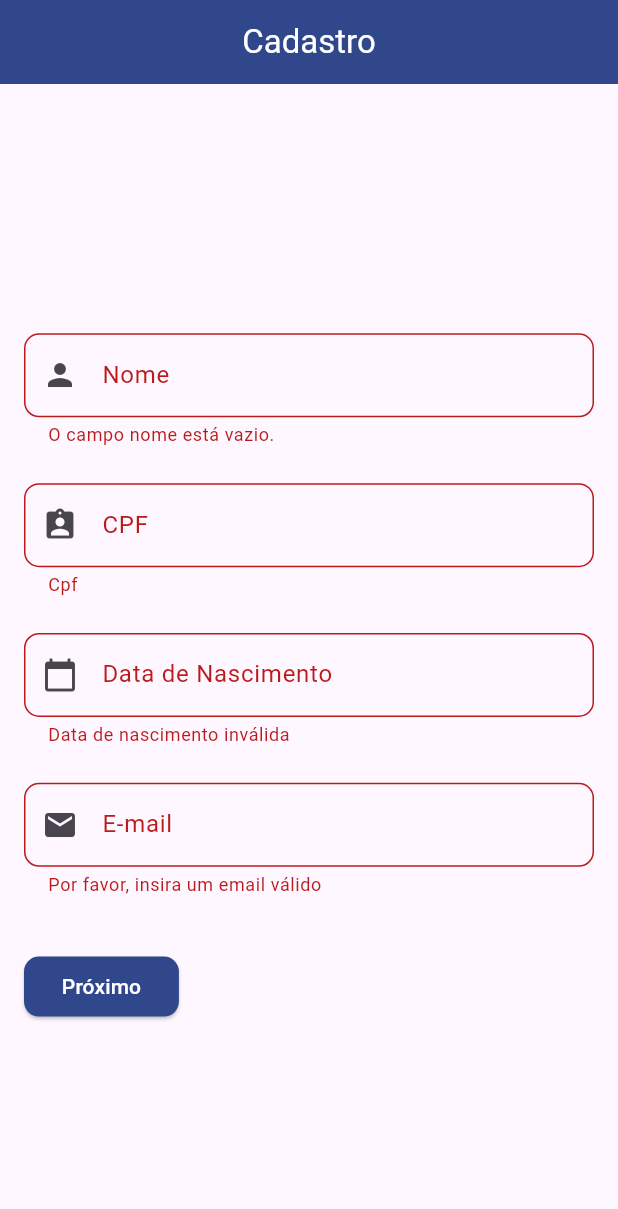
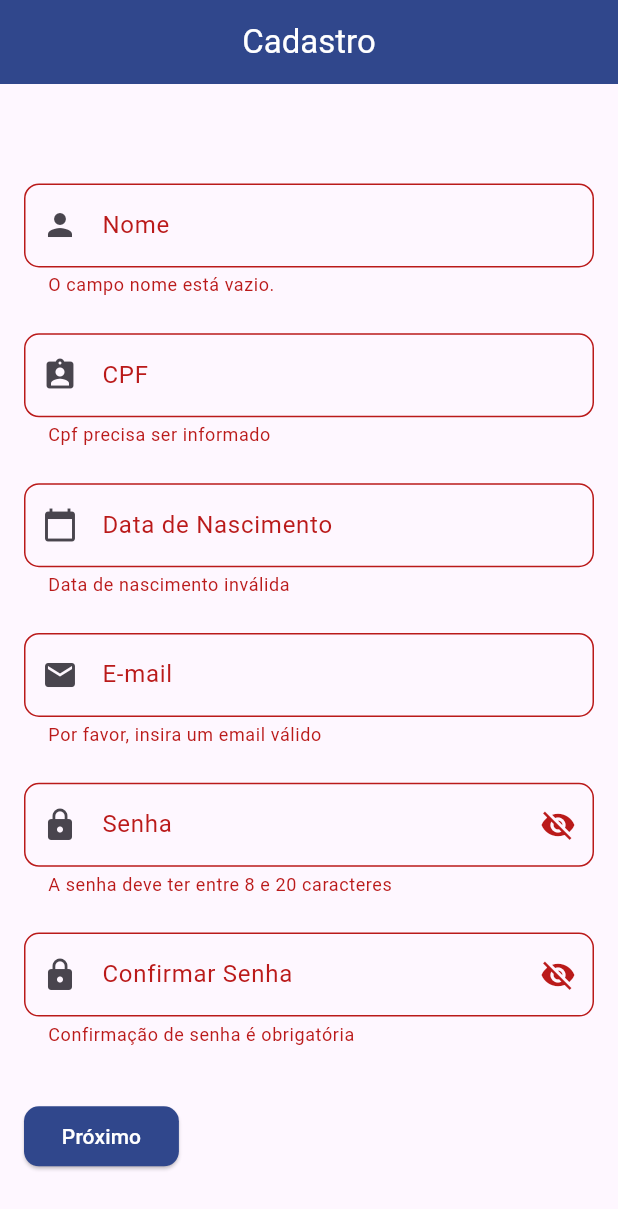
Before and after one commit to GrrMoura/PermutaBrasilBackup, a Flutter app: the CadastroScreen screen opened by its route, after a tap on "Próximo", on a phone screen of 412 x 824 dp. Shown: the top 1209 px of the screen. Run offline on Flutter 3.47's test engine with Material 3 defaults, Android fonts, the phone set to English and light mode, and no system bars; our stand-ins replace connectivity_plus, convex_bottom_bar, dio, dropdown_button2, flutter_screenutil, go_router and 5 more; accounts and stored records are empty; network calls fail.

Commit message:
Mudanças: nas funções controller de estado e user, criação da model  estado e estado instituicoes. Modificações nos builds para senha e confirmar senha

```diff
--- a/lib/controller/estado_controller.dart
+++ b/lib/controller/estado_controller.dart
@@ -1,28 +1,34 @@
 import 'package:flutter/material.dart';
 import 'package:dio/dio.dart';
+import 'package:permuta_brasil/models/estado_instituicoes_model.dart';
 import 'package:permuta_brasil/models/estado_model.dart';
+import 'package:permuta_brasil/models/instituicao_model.dart';
 import 'package:permuta_brasil/services/estado_service.dart';
 import 'package:permuta_brasil/utils/app_snack_bar.dart';
 import 'package:permuta_brasil/services/dispositivo_service.dart';
 
 class EstadoController {
-  static Future<List<EstadoModel>> getEstados(BuildContext context) async {
+  static Future<EstadosEInstituicoes> getEstados(BuildContext context) async {
     await _verificarConexao(context);
 
     try {
       Response response = await EstadoService.getEstados();
 
       if (response.statusCode == 200) {
-        List<dynamic> data = response.data['estados'];
-        List<EstadoModel> estados = EstadoModel.fromJsonList(data);
-        return estados;
+        List<EstadoModel> estados =
+            EstadoModel.fromJsonList(response.data['estados']);
+        List<InstituicaoModel> instituicoes =
+            InstituicaoModel.fromJsonList(response.data['instituicoes']);
+
+        return EstadosEInstituicoes(
+            estados: estados, instituicoes: instituicoes);
       } else {
         _handleResponse(context, response);
-        return [];
+        return EstadosEInstituicoes(estados: [], instituicoes: []);
       }
     } catch (e) {
       debugPrint('Erro: $e');
-      return [];
+      return EstadosEInstituicoes(estados: [], instituicoes: []);
     }
   }
 
--- a/lib/controller/user_controller.dart
+++ b/lib/controller/user_controller.dart
@@ -2,7 +2,6 @@
 
 import 'package:flutter/material.dart';
 import 'package:go_router/go_router.dart';
-import 'package:permuta_brasil/models/autenticao_model.dart';
 import 'package:permuta_brasil/models/recuperar_senha_model.dart';
 import 'package:permuta_brasil/models/usuario_model.dart';
 import 'package:permuta_brasil/rotas/app_screens_path.dart';
--- /dev/null
+++ b/lib/models/estado_instituicoes_model.dart
@@ -0,0 +1,12 @@
+import 'package:permuta_brasil/models/estado_model.dart';
+import 'package:permuta_brasil/models/instituicao_model.dart';
+
+class EstadosEInstituicoes {
+  final List<EstadoModel> estados;
+  final List<InstituicaoModel> instituicoes;
+
+  EstadosEInstituicoes({
+    required this.estados,
+    required this.instituicoes,
+  });
+}
--- /dev/null
+++ b/lib/models/instituicao_model.dart
@@ -0,0 +1,36 @@
+class InstituicaoModel {
+  final int id;
+  final String nome;
+  final String sigla;
+
+  InstituicaoModel({
+    required this.id,
+    required this.nome,
+    required this.sigla,
+  });
+
+  factory InstituicaoModel.fromJson(Map<String, dynamic> json) {
+    return InstituicaoModel(
+      id: json['id'] as int,
+      nome: json['name'] as String,
+      sigla: json['sigla'] as String,
+    );
+  }
+
+  Map<String, dynamic> toJson() {
+    return {
+      'id': id,
+      'name': nome,
+      'sigla': sigla,
+    };
+  }
+
+  static List<InstituicaoModel> fromJsonList(List<dynamic> jsonList) {
+    return jsonList.map((json) => InstituicaoModel.fromJson(json)).toList();
+  }
+
+  static List<Map<String, dynamic>> toJsonList(
+      List<InstituicaoModel> instituicoes) {
+    return instituicoes.map((instituicao) => instituicao.toJson()).toList();
+  }
+}
--- a/lib/models/sessao_model.dart
+++ b/lib/models/sessao_model.dart
@@ -35,7 +35,7 @@ class Sessao {
     List<String> permissoesStrings =
         permissoes.map((perm) => perm.permissao).toList();
     prefs.setStringList("regrasAcesso", permissoesStrings);
-    prefs.setString("cpf", model.login!);
+    prefs.setString("email", model.login!);
   }
 }
 
--- a/lib/models/usuario_model.dart
+++ b/lib/models/usuario_model.dart
@@ -2,10 +2,12 @@ class UsuarioModel {
   String? nome;
   String? email;
   String? cpf;
+  String? senha;
+  String? confirmarSenha;
   DateTime? dataNascimento;
   int? estadoOrigemId;
   DateTime? dataInclusao;
-  List<int>? instituicoesId;
+  int? instituicaoId;
 
   //File? identidadeFuncional;
 
@@ -13,21 +15,24 @@ class UsuarioModel {
       {this.cpf,
       //  this.identidadeFuncional,
       this.dataNascimento,
-      this.instituicoesId,
+      this.instituicaoId,
       this.estadoOrigemId,
       this.email,
       this.dataInclusao,
+      this.confirmarSenha,
+      this.senha,
       this.nome});
 
   Map<String, dynamic> toJson() => {
         'cpf': cpf,
         //  'identidadeFuncional': identidadeFuncional,
         'dataNascimento': dataNascimento!.toIso8601String(),
-        'instituicoesId': instituicoesId,
+        'instituicaoId': instituicaoId,
         'estadoOrigemId': estadoOrigemId,
         'email': email,
         'dataInclusao': dataInclusao!.toIso8601String(),
         'nome': nome,
+        'senha': senha
       };
 
   static UsuarioModel fromJson(Map<String, dynamic> json) {
@@ -36,8 +41,9 @@ class UsuarioModel {
       nome: json['nome'],
       // identidadeFuncional: json['identidadeFuncional'],
       dataNascimento: DateTime.parse(json['dataNascimento']),
-      instituicoesId: List<int>.from(json['instituicoesId'] ?? []),
+      //  instituicoesId: List<int>.from(json['instituicoesId'] ?? []),
       estadoOrigemId: json['estadoOrigemId'],
+      instituicaoId: json['instituicaoId'],
       email: json['email'],
       dataInclusao: DateTime.parse(json['dataInclusao']),
     );
--- a/lib/rotas/app_rotas.dart
+++ b/lib/rotas/app_rotas.dart
@@ -1,6 +1,7 @@
 import 'package:go_router/go_router.dart';
 import 'package:permuta_brasil/rotas/app_screens_path.dart';
 import 'package:permuta_brasil/screens/cadastrar_screen.dart';
+import 'package:permuta_brasil/screens/home_controller.dart';
 import 'package:permuta_brasil/screens/login_screen.dart';
 import 'package:permuta_brasil/screens/recuperar_senha_screen.dart';
 
@@ -21,6 +22,10 @@ class Rotas {
         path: AppRouterName.login,
         builder: (context, state) => (const LoginScreen()),
       ),
+      GoRoute(
+        path: AppRouterName.home,
+        builder: (context, state) => (const HomeControler()),
+      ),
     ],
   );
 }
--- a/lib/screens/cadastrar_screen.dart
+++ b/lib/screens/cadastrar_screen.dart
@@ -4,8 +4,11 @@ import 'package:flutter_screenutil/flutter_screenutil.dart';
 import 'package:image_picker/image_picker.dart';
 import 'package:mask_text_input_formatter/mask_text_input_formatter.dart';
 import 'package:permuta_brasil/controller/estado_controller.dart';
+import 'package:permuta_brasil/controller/user_controller.dart';
 import 'package:permuta_brasil/data/sqflite_helper.dart';
+import 'package:permuta_brasil/models/estado_instituicoes_model.dart';
 import 'package:permuta_brasil/models/estado_model.dart';
+import 'package:permuta_brasil/models/instituicao_model.dart';
 import 'package:permuta_brasil/models/usuario_model.dart';
 import 'package:permuta_brasil/utils/app_colors.dart';
 import 'package:permuta_brasil/utils/mask_utils.dart';
@@ -24,13 +27,18 @@ class CadastroScreenState extends State<CadastroScreen> {
   UsuarioModel usuarioModel = UsuarioModel();
   ValidationResult result = ValidationResult();
   List<EstadoModel>? estados = [];
+  List<InstituicaoModel>? instituicoes = [];
   int _currentPage = 0;
 
   final ImagePicker _picker = ImagePicker();
   DatabaseHelper db = DatabaseHelper();
 
   int? selectedEstadoOrigemId;
+
+  int? selectedInstituicaoId;
   int? selectedEstadoDestinoId;
+  bool _obscureTextSenha = true;
+  bool _obscureTextConfirmarSenha = true;
 
   @override
   void initState() {
@@ -39,10 +47,14 @@ class CadastroScreenState extends State<CadastroScreen> {
   }
 
   Future<void> _loadEstados() async {
-    List<EstadoModel> fetchedEstados =
-        await EstadoController.getEstados(context);
+    EstadosEInstituicoes resultado = await EstadoController.getEstados(context);
+
+    List<EstadoModel> estadosPegos = resultado.estados;
+    List<InstituicaoModel> instituicoesPegas = resultado.instituicoes;
+
     setState(() {
-      estados = fetchedEstados;
+      estados = estadosPegos;
+      instituicoes = instituicoesPegas;
     });
   }
 
@@ -77,6 +89,7 @@ class CadastroScreenState extends State<CadastroScreen> {
                     child: Column(
                       children: [
                         _buildGenericTextField(
+                          init: usuarioModel.nome ?? '',
                           label: 'Nome',
                           formato: MaskUtils.padrao(),
                           onSave: (String? value) {
@@ -93,6 +106,7 @@ class CadastroScreenState extends State<CadastroScreen> {
                           prefixIcon: Icons.person,
                         ),
                         _buildGenericTextField(
+                          init: usuarioModel.cpf ?? "",
                           label: 'CPF',
                           formato: MaskUtils.maskFormatterCpf(),
                           onSave: (String? value) {
@@ -125,6 +139,7 @@ class CadastroScreenState extends State<CadastroScreen> {
                           prefixIcon: Icons.calendar_today,
                         ),
                         _buildGenericTextField(
+                          init: usuarioModel.email ?? "",
                           label: 'E-mail',
                           onSave: (String? value) {
                             usuarioModel.email = value;
@@ -139,6 +154,58 @@ class CadastroScreenState extends State<CadastroScreen> {
                           keyboardType: TextInputType.emailAddress,
                           prefixIcon: Icons.email,
                         ),
+                        _buildGenericTextField(
+                            init: usuarioModel.senha ?? "",
+                            label: 'Senha',
+                            onSave: (String? value) {
+                              usuarioModel.senha = value;
+                            },
+                            onChanged: (String? value) {
+                              usuarioModel.senha = value;
+                            },
+                            validator: (String? email) {
+                              result = senhaIsValid(email!);
+                              if (result.isValid!) {
+                                return null;
+                              }
+                              return result.errorMessage;
+                            },
+                            keyboardType: TextInputType.visiblePassword,
+                            prefixIcon: Icons.lock,
+                            funcaoObscure: () {
+                              setState(() {
+                                _obscureTextSenha = !_obscureTextSenha;
+                              });
+                            },
+                            obscureText: _obscureTextSenha),
+                        _buildGenericTextField(
+                            init: usuarioModel.confirmarSenha ?? "",
+                            label: 'Confirmar Senha',
+                            onSave: (String? value) {
+                              usuarioModel.confirmarSenha = value;
+                            },
+                            onChanged: (String? value) {
+                              usuarioModel.confirmarSenha = value;
+                            },
+                            validator: (String? confirmPassword) {
+                              if (confirmPassword == null ||
+                                  confirmPassword.isEmpty) {
+                                return 'Confirmação de senha é obrigatória';
+                              }
+                              if (confirmPassword != usuarioModel.senha) {
+                                return 'As senhas não coincidem';
+                              }
+                              return null;
+                            },
+                            keyboardType: TextInputType.emailAddress,
+                            prefixIcon: Icons.lock,
+                            funcaoObscure: () {
+                              setState(() {
+                                _obscureTextConfirmarSenha =
+                                    !_obscureTextConfirmarSenha;
+                              });
+                            },
+                            obscureText: _obscureTextConfirmarSenha),
                         SizedBox(height: 30.h),
                         Row(
                           children: [
@@ -167,6 +234,19 @@ class CadastroScreenState extends State<CadastroScreen> {
                 : SingleChildScrollView(
                     child: Column(
                       children: [
+                        _buildDropdownField(
+                          icon: Icons.work,
+                          lista: instituicoes,
+                          model: instituicoes,
+                          label: 'Instituição',
+                          value: selectedInstituicaoId ?? 1,
+                          onChanged: (value) {
+                            setState(() {
+                              selectedInstituicaoId = value;
+                              usuarioModel.instituicaoId = value;
+                            });
+                          },
+                        ),
                         _buildGenericTextField(
                           formato: MaskUtils.maskFormatterData(),
                           label: 'Data de Inclusão no Órgão',
@@ -184,6 +264,8 @@ class CadastroScreenState extends State<CadastroScreen> {
                           prefixIcon: Icons.calendar_today,
                         ),
                         _buildDropdownField(
+                          lista: estados,
+                          model: estados,
                           label: 'Estado de Origem',
                           value: selectedEstadoOrigemId ?? 1,
                           onChanged: (value) {
@@ -193,16 +275,18 @@ class CadastroScreenState extends State<CadastroScreen> {
                             });
                           },
                         ),
-                        _buildDropdownField(
-                          label: 'Estado de Destino',
-                          value: selectedEstadoDestinoId,
-                          onChanged: (value) {
-                            setState(() {
-                              selectedEstadoDestinoId = value;
-                              usuarioModel.estadoOrigemId = value;
-                            });
-                          },
-                        ),
+                        // _buildDropdownField(
+                        //   lista: estados,
+                        //   model: estados,
+                        //   label: 'Estado de Destino',
+                        //   value: selectedEstadoDestinoId,
+                        //   onChanged: (value) {
+                        //     setState(() {
+                        //       selectedEstadoDestinoId = value;
+                        //       usuarioModel.estadoOrigemId = value;
+                        //     });
+                        //   },
+                        // ),
                         SizedBox(height: 10.h),
                         //    usuarioModel.identidadeFuncional == null
                         // Container(
@@ -302,8 +386,7 @@ class CadastroScreenState extends State<CadastroScreen> {
         _isLoading = true;
       });
 
-      print(usuarioModel);
-      //  await UserController.cadastrarUser(context, usuarioModel);
+      await UserController.cadastrarUser(context, usuarioModel);
 
       setState(() {
         _isLoading = false;
@@ -311,29 +394,43 @@ class CadastroScreenState extends State<CadastroScreen> {
     }
   }
 
-  Widget _buildGenericTextField({
-    required String label,
-    required void Function(String?) onSave,
-    required String? Function(String?)? validator,
-    required IconData prefixIcon,
-    MaskTextInputFormatter? formato,
-    TextInputType keyboardType = TextInputType.text,
-  }) {
+  Widget _buildGenericTextField(
+      {required String label,
+      required void Function(String?) onSave,
+      void Function(String?)? onChanged,
+      required String? Function(String?)? validator,
+      required IconData prefixIcon,
+      MaskTextInputFormatter? formato,
+      TextInputType keyboardType = TextInputType.text,
+      bool obscureText = false,
+      void Function()? funcaoObscure,
+      String? init}) {
     return Padding(
       key: Key(label),
       padding: EdgeInsets.only(top: 20.h),
       child: TextFormField(
+        initialValue: init,
         inputFormatters: [formato ?? MaskUtils.padrao()],
         decoration: InputDecoration(
           labelText: label,
           prefixIcon: Icon(prefixIcon),
+          suffixIcon: label.toLowerCase().contains('senha')
+              ? IconButton(
+                  icon: Icon(
+                    obscureText ? Icons.visibility_off : Icons.visibility,
+                  ),
+                  onPressed: funcaoObscure,
+                )
+              : null,
           border: OutlineInputBorder(
             borderRadius: BorderRadius.circular(10.0),
           ),
         ),
         keyboardType: keyboardType,
         onSaved: onSave,
+        onChanged: onChanged,
         validator: validator,
+        obscureText: obscureText,
       ),
     );
   }
@@ -342,6 +439,9 @@ class CadastroScreenState extends State<CadastroScreen> {
     required String label,
     required int? value,
     required ValueChanged<int?> onChanged,
+    required var model,
+    required List? lista,
+    IconData? icon,
   }) {
     return Padding(
       key: Key(label),
@@ -351,17 +451,17 @@ class CadastroScreenState extends State<CadastroScreen> {
         isDense: true,
         decoration: InputDecoration(
           labelText: label, //TODO: fazer drop down e add mais de uma opcao
-          prefixIcon: const Icon(Icons.location_on),
+          prefixIcon: Icon(icon ?? Icons.location_on),
           border: OutlineInputBorder(
             borderRadius: BorderRadius.circular(10.0),
           ),
         ),
         value: value,
         onChanged: onChanged,
-        items: estados?.map((estado) {
+        items: lista?.map((model) {
           return DropdownMenuItem<int>(
-            value: estado.id,
-            child: Text(estado.nome),
+            value: model.id,
+            child: Text(model.nome),
           );
         }).toList(),
         validator: (value) {
@@ -383,7 +483,6 @@ class CadastroScreenState extends State<CadastroScreen> {
           _currentPage += 1;
         });
       } else {
-        print("passei aqui");
         _submitForm();
       }
     }
--- a/lib/utils/validator.dart
+++ b/lib/utils/validator.dart
@@ -1,5 +1,3 @@
-import 'dart:collection';
-
 class ValidationResult {
   final bool? isValid;
   final String? errorMessage;
@@ -11,7 +9,7 @@ ValidationResult cpfIsValid(String? cpf) {
   if (cpf == null || cpf == '') {
     return ValidationResult(
       isValid: false,
-      errorMessage: 'Cpf',
+      errorMessage: 'Cpf precisa ser informado',
     );
   }
 
```
Also changed, not shown: lib/services/request_service.dart (+0 -17 lines).
